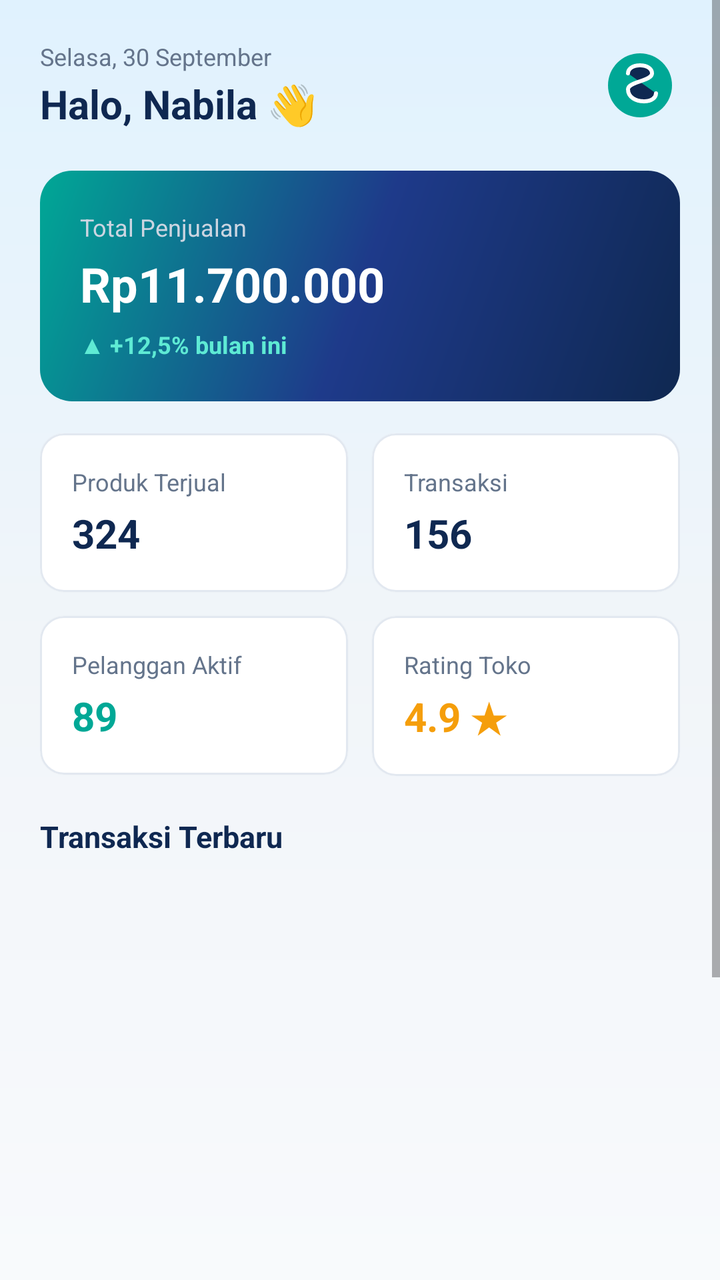
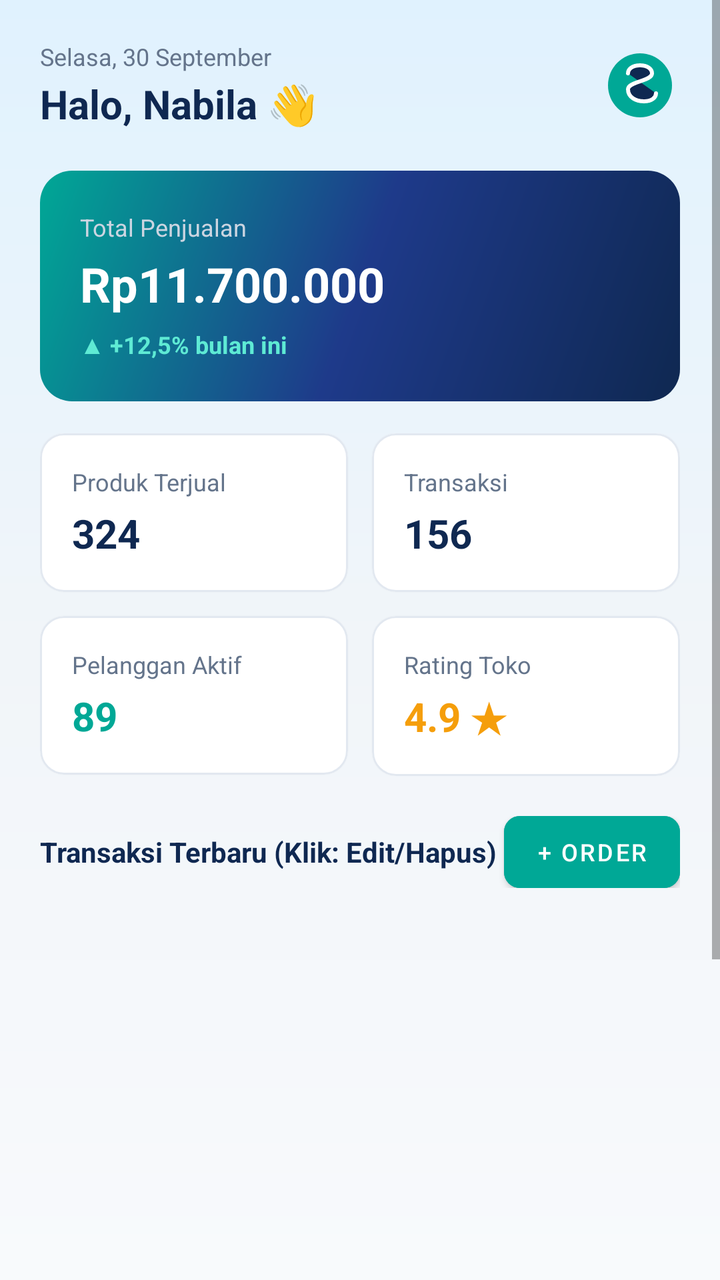

The first picture is an Android layout as it rendered before a commit; the second is the same layout after the commit. The layout source and the unified diff follow.
<!-- AndroidManifest.xml: application theme Theme.NALOreo -->
<!-- res/layout/fragment_home.xml -->
<?xml version="1.0" encoding="utf-8"?>
<ScrollView xmlns:android="http://schemas.android.com/apk/res/android"
    xmlns:app="http://schemas.android.com/apk/res-auto"
    android:layout_width="match_parent"
    android:layout_height="match_parent"
    android:background="@drawable/bg_home_gradient"
    android:fillViewport="true">

    <LinearLayout
        android:layout_width="match_parent"
        android:layout_height="wrap_content"
        android:orientation="vertical"
        android:padding="20dp">

        
        <RelativeLayout
            android:layout_width="match_parent"
            android:layout_height="wrap_content">

            <LinearLayout
                android:layout_width="wrap_content"
                android:layout_height="wrap_content"
                android:orientation="vertical">

                <TextView
                    android:layout_width="wrap_content"
                    android:layout_height="wrap_content"
                    android:text="Selasa, 30 September"
                    android:textColor="#64748B"
                    android:textSize="12sp" />

                <TextView
                    android:id="@+id/tvWelcomeUser"
                    android:layout_width="wrap_content"
                    android:layout_height="wrap_content"
                    android:layout_marginTop="2dp"
                    android:text="Halo, Nabila 👋"
                    android:textColor="#0F2851"
                    android:textSize="20sp"
                    android:textStyle="bold" />
            </LinearLayout>

            <ImageView
                android:layout_width="40dp"
                android:layout_height="40dp"
                android:layout_alignParentEnd="true"
                android:layout_centerVertical="true"
                android:src="@drawable/ic_sellora_logo" />
        </RelativeLayout>

        
        <LinearLayout
            android:layout_width="match_parent"
            android:layout_height="wrap_content"
            android:layout_marginTop="20dp"
            android:background="@drawable/bg_card_total_penjualan"
            android:orientation="vertical"
            android:padding="20dp">

            <TextView
                android:layout_width="wrap_content"
                android:layout_height="wrap_content"
                android:text="Total Penjualan"
                android:textColor="#CBD5E1"
                android:textSize="12sp" />

            <TextView
                android:layout_width="wrap_content"
                android:layout_height="wrap_content"
                android:layout_marginTop="4dp"
                android:text="Rp11.700.000"
                android:textColor="#FFFFFF"
                android:textSize="24sp"
                android:textStyle="bold" />

            <TextView
                android:layout_width="wrap_content"
                android:layout_height="wrap_content"
                android:layout_marginTop="6dp"
                android:text="▲ +12,5% bulan ini"
                android:textColor="#5EEAD4"
                android:textSize="12sp"
                android:textStyle="bold" />
        </LinearLayout>

        
        <GridLayout
            android:layout_width="match_parent"
            android:layout_height="wrap_content"
            android:layout_marginTop="16dp"
            android:columnCount="2"
            android:rowCount="2">

            <com.google.android.material.card.MaterialCardView
                android:layout_width="0dp"
                android:layout_height="wrap_content"
                android:layout_columnWeight="1"
                android:layout_marginEnd="6dp"
                android:layout_marginBottom="12dp"
                app:cardBackgroundColor="#FFFFFF"
                app:cardCornerRadius="12dp"
                app:cardElevation="1dp"
                app:strokeColor="#E2E8F0"
                app:strokeWidth="1dp">

                <LinearLayout
                    android:layout_width="match_parent"
                    android:layout_height="wrap_content"
                    android:orientation="vertical"
                    android:padding="16dp">

                    <TextView
                        android:layout_width="wrap_content"
                        android:layout_height="wrap_content"
                        android:text="Produk Terjual"
                        android:textColor="#64748B"
                        android:textSize="12sp" />

                    <TextView
                        android:layout_width="wrap_content"
                        android:layout_height="wrap_content"
                        android:layout_marginTop="4dp"
                        android:text="324"
                        android:textColor="#0F2851"
                        android:textSize="20sp"
                        android:textStyle="bold" />
                </LinearLayout>
            </com.google.android.material.card.MaterialCardView>

            <com.google.android.material.card.MaterialCardView
                android:layout_width="0dp"
                android:layout_height="wrap_content"
                android:layout_columnWeight="1"
                android:layout_marginStart="6dp"
                android:layout_marginBottom="12dp"
                app:cardBackgroundColor="#FFFFFF"
                app:cardCornerRadius="12dp"
                app:cardElevation="1dp"
                app:strokeColor="#E2E8F0"
                app:strokeWidth="1dp">

                <LinearLayout
                    android:layout_width="match_parent"
                    android:layout_height="wrap_content"
                    android:orientation="vertical"
                    android:padding="16dp">

                    <TextView
                        android:layout_width="wrap_content"
                        android:layout_height="wrap_content"
                        android:text="Transaksi"
                        android:textColor="#64748B"
                        android:textSize="12sp" />

                    <TextView
                        android:layout_width="wrap_content"
                        android:layout_height="wrap_content"
                        android:layout_marginTop="4dp"
                        android:text="156"
                        android:textColor="#0F2851"
                        android:textSize="20sp"
                        android:textStyle="bold" />
                </LinearLayout>
            </com.google.android.material.card.MaterialCardView>

            <com.google.android.material.card.MaterialCardView
                android:layout_width="0dp"
                android:layout_height="wrap_content"
                android:layout_columnWeight="1"
                android:layout_marginEnd="6dp"
                app:cardBackgroundColor="#FFFFFF"
                app:cardCornerRadius="12dp"
                app:cardElevation="1dp"
                app:strokeColor="#E2E8F0"
                app:strokeWidth="1dp">

                <LinearLayout
                    android:layout_width="match_parent"
                    android:layout_height="wrap_content"
                    android:orientation="vertical"
                    android:padding="16dp">

                    <TextView
                        android:layout_width="wrap_content"
                        android:layout_height="wrap_content"
                        android:text="Pelanggan Aktif"
                        android:textColor="#64748B"
                        android:textSize="12sp" />

                    <TextView
                        android:layout_width="wrap_content"
                        android:layout_height="wrap_content"
                        android:layout_marginTop="4dp"
                        android:text="89"
                        android:textColor="#00A896"
                        android:textSize="20sp"
                        android:textStyle="bold" />
                </LinearLayout>
            </com.google.android.material.card.MaterialCardView>

            <com.google.android.material.card.MaterialCardView
                android:layout_width="0dp"
                android:layout_height="wrap_content"
                android:layout_columnWeight="1"
                android:layout_marginStart="6dp"
                app:cardBackgroundColor="#FFFFFF"
                app:cardCornerRadius="12dp"
                app:cardElevation="1dp"
                app:strokeColor="#E2E8F0"
                app:strokeWidth="1dp">

                <LinearLayout
                    android:layout_width="match_parent"
                    android:layout_height="wrap_content"
                    android:orientation="vertical"
                    android:padding="16dp">

                    <TextView
                        android:layout_width="wrap_content"
                        android:layout_height="wrap_content"
                        android:text="Rating Toko"
                        android:textColor="#64748B"
                        android:textSize="12sp" />

                    <TextView
                        android:layout_width="wrap_content"
                        android:layout_height="wrap_content"
                        android:layout_marginTop="4dp"
                        android:text="4.9 ★"
                        android:textColor="#F59E0B"
                        android:textSize="20sp"
                        android:textStyle="bold" />
                </LinearLayout>
            </com.google.android.material.card.MaterialCardView>

        </GridLayout>

        
        <TextView
            android:layout_width="wrap_content"
            android:layout_height="wrap_content"
            android:layout_marginTop="20dp"
            android:text="Transaksi Terbaru"
            android:textColor="#0F2851"
            android:textSize="15sp"
            android:textStyle="bold" />

        <ListView
            android:id="@+id/lvTransaksiTerbaru"
            android:layout_width="match_parent"
            android:layout_height="185dp"
            android:layout_marginTop="8dp"
            android:divider="#E2E8F0"
            android:dividerHeight="1dp"
            android:nestedScrollingEnabled="true" />

        
        <com.google.android.material.button.MaterialButton
            android:id="@+id/btnInfoSellora"
            android:layout_width="match_parent"
            android:layout_height="wrap_content"
            android:layout_marginTop="16dp"
            android:backgroundTint="#00A896"
            android:padding="12dp"
            android:text="Info Sellora"
            android:textColor="#FFFFFF"
            app:cornerRadius="10dp" />

        <com.google.android.material.button.MaterialButton
            android:id="@+id/btnProfilDeveloper"
            android:layout_width="match_parent"
            android:layout_height="wrap_content"
            android:layout_marginTop="8dp"
            android:backgroundTint="#0F2851"
            android:padding="12dp"
            android:text="Profil Developer"
            android:textColor="#FFFFFF"
            app:cornerRadius="10dp" />

        <com.google.android.material.button.MaterialButton
            android:id="@+id/btnLogout"
            android:layout_width="match_parent"
            android:layout_height="wrap_content"
            android:layout_marginTop="8dp"
            android:backgroundTint="#EF4444"
            android:padding="12dp"
            android:text="Logout"
            android:textColor="#FFFFFF"
            app:cornerRadius="10dp" />

    </LinearLayout>
</ScrollView>
<!-- resources referenced by this layout -->
<resources>
  <!-- drawable bg_card_total_penjualan (drawable) -->
  <?xml version="1.0" encoding="utf-8"?>
  <shape xmlns:android="http://schemas.android.com/apk/res/android">
      <gradient
          android:angle="135"
          android:startColor="#0F2851"
          android:centerColor="#1E3A8A"
          android:endColor="#00A896"
          android:type="linear" />
      <corners android:radius="16dp" />
  </shape>
  <!-- drawable bg_home_gradient (drawable) -->
  <?xml version="1.0" encoding="utf-8"?>
  <shape xmlns:android="http://schemas.android.com/apk/res/android">
      <gradient
          android:angle="270"
          android:startColor="#E0F2FE"
          android:centerColor="#F1F5F9"
          android:endColor="#F8FAFC"
          android:type="linear" />
  </shape>
  <!-- drawable ic_sellora_logo (drawable) -->
  <vector xmlns:android="http://schemas.android.com/apk/res/android"
      android:width="120dp"
      android:height="120dp"
      android:viewportWidth="100"
      android:viewportHeight="100">
      <path
          android:fillColor="#00A896"
          android:pathData="M50,10 C27.9,10 10,27.9 10,50 C10,72.1 27.9,90 50,90 C72.1,90 90,72.1 90,50 C90,27.9 72.1,10 50,10 Z" />
      <path
          android:fillColor="#0F2851"
          android:pathData="M35,35 C35,30 40,25 50,25 C60,25 65,30 65,35 C65,45 35,45 35,55 C35,65 45,70 55,70 C65,70 70,65 70,60"
          android:strokeColor="#FFFFFF"
          android:strokeWidth="5"
          android:strokeLineCap="round" />
  </vector>
  <style name="Theme.NALOreo" parent="Theme.MaterialComponents.DayNight.NoActionBar">
          
          <item name="colorPrimary">#0F2851</item>
          <item name="colorPrimaryVariant">#0F2851</item>
          <item name="colorOnPrimary">#FFFFFF</item>
          <item name="colorSecondary">#00A896</item>
          <item name="colorSecondaryVariant">#00A896</item>
          <item name="colorOnSecondary">#FFFFFF</item>
  
          
          <item name="android:statusBarColor">#0F2851</item>
          <item name="android:windowLightStatusBar">false</item>
          <item name="android:windowBackground">#F8FAFC</item>
      </style>
</resources>

<!-- the commit's change to res/layout/fragment_home.xml (unified diff, before → after) -->
@@ -236,14 +236,34 @@
         </GridLayout>
 
         
-        <TextView
-            android:layout_width="wrap_content"
+        <LinearLayout
+            android:layout_width="match_parent"
             android:layout_height="wrap_content"
             android:layout_marginTop="20dp"
-            android:text="Transaksi Terbaru"
-            android:textColor="#0F2851"
-            android:textSize="15sp"
-            android:textStyle="bold" />
+            android:gravity="center_vertical"
+            android:orientation="horizontal">
+
+            <TextView
+                android:layout_width="0dp"
+                android:layout_height="wrap_content"
+                android:layout_weight="1"
+                android:text="Transaksi Terbaru (Klik: Edit/Hapus)"
+                android:textColor="#0F2851"
+                android:textSize="14sp"
+                android:textStyle="bold" />
+
+            <com.google.android.material.button.MaterialButton
+                android:id="@+id/btnAddTransaksi"
+                android:layout_width="wrap_content"
+                android:layout_height="36dp"
+                android:backgroundTint="#00A896"
+                android:insetTop="0dp"
+                android:insetBottom="0dp"
+                android:text="+ Order"
+                android:textColor="#FFFFFF"
+                android:textSize="12sp"
+                app:cornerRadius="8dp" />
+        </LinearLayout>
 
         <ListView
             android:id="@+id/lvTransaksiTerbaru"
